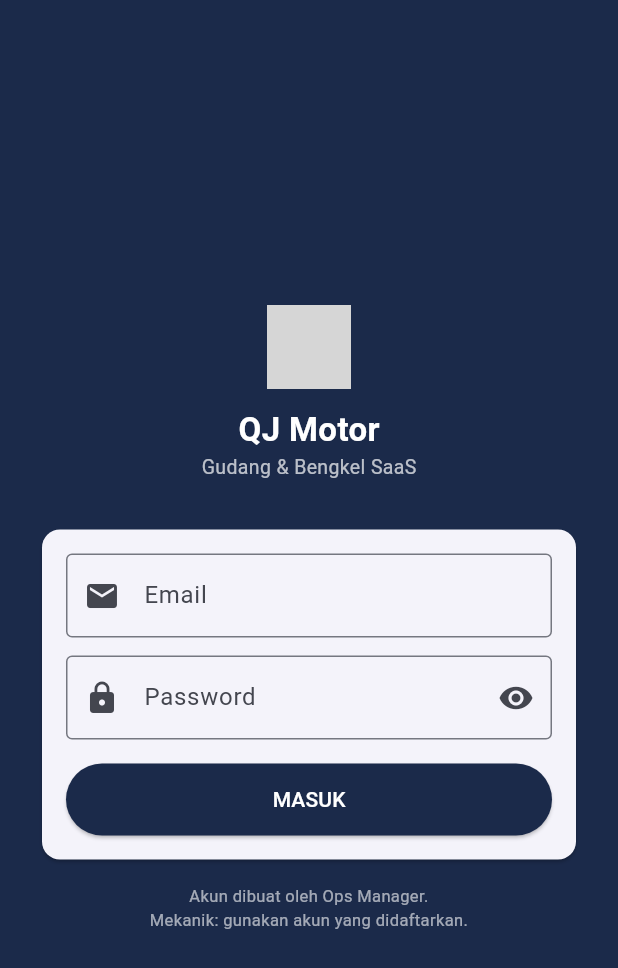
After one commit to ng0thz/qj-motor-gudang-saas, a Flutter app: the screen it shows after launch, on a phone screen of 412 x 824 dp. The commit adds this screen. Shown: the top 968 px of the screen. Run offline on Flutter 3.47's test engine with Material 3 defaults, Android fonts, the phone set to English and light mode, and no system bars; our stand-ins replace cloud_firestore, file_picker, firebase_auth, firebase_core, pdf, printing and 1 more; missing offline and left inert: mobile_scanner; accounts and stored records are empty; grey boxes are pictures that could not be loaded.

Commit message:
login-logout-role-session-rules

```diff
--- /dev/null
+++ b/lib/core/session.dart
@@ -0,0 +1,26 @@
+// Session login: tenant + role + email user aktif.
+// Diisi AuthService saat login; dibaca FirebaseService & UI untuk gating.
+class AuthSession {
+  static final AuthSession instance = AuthSession._();
+  AuthSession._();
+
+  String tenantId = 'qj-motor';
+  String role = '';
+  String email = '';
+  String uid = '';
+
+  bool get isLoggedIn => uid.isNotEmpty;
+  bool get isOps => role == 'ops_manager' || role == 'super_admin';
+  bool get isStaff => role == 'staff_gudang' || isOps;
+  bool get isFrontdesk => role == 'frontdesk' || isOps;
+  bool get canApprove => isOps;
+  bool get canManageMaster => isStaff; // spareparts, rak, barcode, harga
+  bool get canTransact => role == 'staff_gudang' || role == 'frontdesk' || isOps;
+
+  void clear() {
+    tenantId = 'qj-motor';
+    role = '';
+    email = '';
+    uid = '';
+  }
+}
--- /dev/null
+++ b/lib/features/auth/auth_gate.dart
@@ -0,0 +1,36 @@
+import 'package:firebase_auth/firebase_auth.dart';
+import 'package:flutter/material.dart';
+import '../../core/auth_service.dart';
+import '../stock/offline_stock_page.dart';
+import '../stock/stock_page.dart';
+import 'login_page.dart';
+
+// Gerbang: belum login -> LoginPage. Sudah login -> muat session -> StockPage.
+// Mode offline (firebase gagal init) -> langsung halaman offline tanpa login.
+class AuthGate extends StatelessWidget {
+  final bool firebaseOk;
+  const AuthGate({super.key, required this.firebaseOk});
+
+  @override
+  Widget build(BuildContext context) {
+    if (!firebaseOk) return const OfflineStockPageFull();
+    return StreamBuilder<User?>(
+      stream: AuthService().authState,
+      builder: (c, snap) {
+        if (snap.connectionState == ConnectionState.waiting) {
+          return const Scaffold(body: Center(child: CircularProgressIndicator()));
+        }
+        if (!snap.hasData) return const LoginPage();
+        return FutureBuilder(
+          future: AuthService().refreshSession(snap.data),
+          builder: (c2, s2) {
+            if (s2.connectionState == ConnectionState.waiting) {
+              return const Scaffold(body: Center(child: CircularProgressIndicator()));
+            }
+            return const StockPage();
+          },
+        );
+      },
+    );
+  }
+}
--- /dev/null
+++ b/lib/features/auth/login_page.dart
@@ -0,0 +1,90 @@
+import 'package:firebase_auth/firebase_auth.dart';
+import 'package:flutter/material.dart';
+import '../../core/auth_service.dart';
+
+class LoginPage extends StatefulWidget {
+  const LoginPage({super.key});
+  @override
+  State<LoginPage> createState() => _LoginPageState();
+}
+
+class _LoginPageState extends State<LoginPage> {
+  final emailCtrl = TextEditingController();
+  final passCtrl = TextEditingController();
+  bool loading = false;
+  String? error;
+  bool showPass = false;
+
+  Future<void> _login() async {
+    setState(() { loading = true; error = null; });
+    try {
+      await AuthService().loginEmail(emailCtrl.text, passCtrl.text);
+      // AuthGate otomatis pindah via authStateChanges
+    } on FirebaseAuthException catch (e) {
+      setState(() => error = _pesan(e.code));
+    } catch (e) {
+      setState(() => error = 'Gagal login: $e');
+    }
+    if (mounted) setState(() => loading = false);
+  }
+
+  String _pesan(String code) {
+    switch (code) {
+      case 'user-not-found':
+      case 'wrong-password':
+      case 'invalid-credential':
+        return 'Email atau password salah.';
+      case 'invalid-email':
+        return 'Format email tidak valid.';
+      case 'user-disabled':
+        return 'Akun dinonaktifkan. Hubungi Ops Manager.';
+      case 'too-many-requests':
+        return 'Terlalu banyak percobaan. Coba lagi nanti.';
+      case 'network-request-failed':
+        return 'Tidak ada koneksi. Periksa internet / gunakan mode offline.';
+      default:
+        return 'Gagal login ($code).';
+    }
+  }
+
+  @override
+  Widget build(BuildContext context) {
+    return Scaffold(
+      backgroundColor: const Color(0xFF1B2A4A),
+      body: Center(child: SingleChildScrollView(padding: const EdgeInsets.all(24), child: Column(children: [
+        Image.asset('assets/qjmotor_logo_transparent.png', height: 72,
+          errorBuilder: (_, __, ___) => const Icon(Icons.build, color: Colors.white, size: 56)),
+        const SizedBox(height: 12),
+        const Text('QJ Motor', style: TextStyle(color: Colors.white, fontSize: 22, fontWeight: FontWeight.bold)),
+        const Text('Gudang & Bengkel SaaS', style: TextStyle(color: Colors.white70, fontSize: 13)),
+        const SizedBox(height: 28),
+        Card(child: Padding(padding: const EdgeInsets.all(16), child: Column(children: [
+          TextField(controller: emailCtrl, keyboardType: TextInputType.emailAddress,
+            decoration: const InputDecoration(labelText: 'Email', prefixIcon: Icon(Icons.email), border: OutlineInputBorder())),
+          const SizedBox(height: 12),
+          TextField(controller: passCtrl, obscureText: !showPass,
+            decoration: InputDecoration(labelText: 'Password', prefixIcon: const Icon(Icons.lock), border: const OutlineInputBorder(),
+              suffixIcon: IconButton(icon: Icon(showPass ? Icons.visibility_off : Icons.visibility),
+                onPressed: () => setState(() => showPass = !showPass))),
+            onSubmitted: (_) => _login()),
+          if (error != null) ...[
+            const SizedBox(height: 8),
+            Text(error!, style: const TextStyle(color: Colors.red, fontSize: 12)),
+          ],
+          const SizedBox(height: 16),
+          SizedBox(width: double.infinity, child: ElevatedButton(
+            onPressed: loading ? null : _login,
+            style: ElevatedButton.styleFrom(backgroundColor: const Color(0xFF1B2A4A), foregroundColor: Colors.white,
+              padding: const EdgeInsets.symmetric(vertical: 14)),
+            child: loading
+                ? const SizedBox(height: 20, width: 20, child: CircularProgressIndicator(strokeWidth: 2, color: Colors.white))
+                : const Text('MASUK'),
+          )),
+        ]))),
+        const SizedBox(height: 12),
+        const Text('Akun dibuat oleh Ops Manager.\nMekanik: gunakan akun yang didaftarkan.',
+          textAlign: TextAlign.center, style: TextStyle(color: Colors.white60, fontSize: 11)),
+      ]))),
+    );
+  }
+}
--- a/lib/features/stock/opname_page.dart
+++ b/lib/features/stock/opname_page.dart
@@ -1,6 +1,7 @@
 import 'package:flutter/material.dart';
 import 'stock_repository.dart';
 import 'stock_model.dart';
+import '../../core/session.dart';
 
 // Opname: COUNTING -> REVIEW (variance) -> APPROVED (auto adjust)
 class OpnamePage extends StatefulWidget {
@@ -61,9 +62,14 @@ class _OpnamePageState extends State<OpnamePage> {
           Expanded(child: ElevatedButton(
             style: ElevatedButton.styleFrom(backgroundColor: Colors.green),
             onPressed: opnameId == null ? null : () async {
+              if (!AuthSession.instance.canApprove) {
+                if (mounted) ScaffoldMessenger.of(context).showSnackBar(
+                  const SnackBar(content: Text('Hanya Ops Manager yang bisa Approve.')));
+                return;
+              }
               await repo.approveOpname(opnameId: opnameId!, approve: true);
               if (mounted) ScaffoldMessenger.of(context).showSnackBar(const SnackBar(content: Text('Approved: selisih auto-adjust')));
-            }, child: const Text('Approve'))),
+            }, child: Text(AuthSession.instance.canApprove ? 'Approve' : 'Approve (Ops)'))),
         ]),
       ])),
     );
--- a/lib/main.dart
+++ b/lib/main.dart
@@ -1,7 +1,6 @@
 import 'package:flutter/material.dart';
 import 'package:firebase_core/firebase_core.dart';
-import 'features/stock/stock_page.dart';
-import 'features/stock/offline_stock_page.dart';
+import 'features/auth/auth_gate.dart';
 
 void main() async {
   WidgetsFlutterBinding.ensureInitialized();
@@ -23,7 +22,7 @@ class GudangSaaSApp extends StatelessWidget {
     return MaterialApp(
       title: 'Gudang SaaS - QJ Motor 4385 SKU',
       theme: ThemeData(useMaterial3: true, colorSchemeSeed: const Color(0xFF1B2A4A)),
-      home: firebaseOk ? const StockPage() : const OfflineStockPageFull(),
+      home: AuthGate(firebaseOk: firebaseOk),
       debugShowCheckedModeBanner: false,
     );
   }
```
Also changed, not shown: lib/core/auth_service.dart (+40 -12 lines), lib/core/firebase_service.dart (+5 -7 lines), lib/features/stock/stock_page.dart (+25 -0 lines), lib/features/stock/stock_repository.dart (+9 -2 lines), 3 other files.
